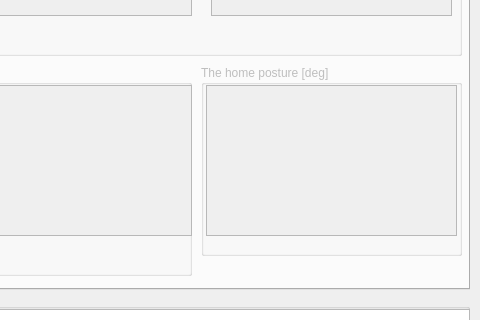
This is ui/main_window.ui in zohannn/motion_manager as Qt 5 draws it before an edit; both pictures show x 621 to 1101 and y 230 to 550 of the 1101 by 705 pixel window. The edited form follows.
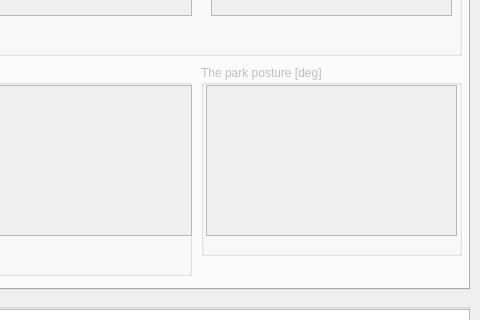
This is the edited form. Icons and pictures are not drawn.

Diff of the .ui file:
```diff
--- a/ui/main_window.ui
+++ b/ui/main_window.ui
@@ -331,7 +331,7 @@
        </rect>
       </property>
       <property name="title">
-       <string>The home posture [deg]</string>
+       <string>The park posture [deg]</string>
       </property>
       <widget class="QListWidget" name="listWidget_homePosture">
        <property name="geometry">
```
